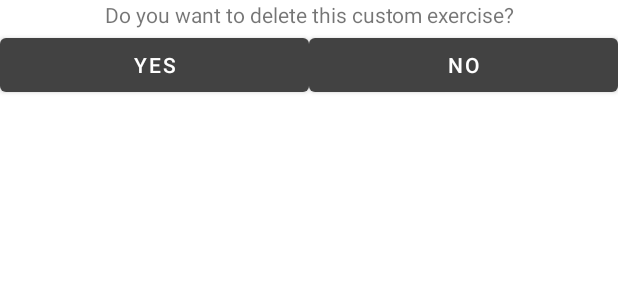
After one commit to srdjankarlo/FitnessApp, an Android app: the layout activity_pop_up_delete_exercise.xml on its own in the app's theme, with its tools: preview values and no code run, on a phone screen of 412 x 824 dp. The commit adds this screen. Shown: the top 300 px of the screen. Run offline under Robolectric (Android 15) with nearby library versions, the phone set to English and light mode, and no system bars.

Commit message:
Made popup for delete exercise, text change in diet plot, fix to not show delete ex activity when add ex activity finishes

```diff
--- a/app/src/main/AndroidManifest.xml
+++ b/app/src/main/AndroidManifest.xml
@@ -11,6 +11,8 @@
         android:supportsRtl="true"
         android:theme="@style/Theme.FitApp"
         tools:targetApi="31">
+        <activity android:name=".PopUpDeleteExercise"
+            android:exported="false"/>
         <activity
             android:name=".DeleteExerciseActivity_0_3"
             android:exported="false" />
--- a/app/src/main/java/com/example/fitapp/DateValueFormatter.java
+++ b/app/src/main/java/com/example/fitapp/DateValueFormatter.java
@@ -24,7 +24,7 @@ public class DateValueFormatter extends ValueFormatter {
         }
 
         LocalDate date = mDates.get(index);
-        DateTimeFormatter formatter = DateTimeFormatter.ofPattern("MM/dd/yyyy", Locale.ENGLISH);
+        DateTimeFormatter formatter = DateTimeFormatter.ofPattern("dd/MM/yyyy", Locale.ENGLISH);
         return date.format(formatter);
     }
 }
--- a/app/src/main/java/com/example/fitapp/ExercisesAdapter.java
+++ b/app/src/main/java/com/example/fitapp/ExercisesAdapter.java
@@ -72,6 +72,10 @@ public class ExercisesAdapter extends RecyclerView.Adapter<ExercisesAdapter.View
          */
     }
 
+    public ExercisesItem getExerciseAtPosition(int position){
+        return exercisesItems.get(position);
+    }
+
     // need to create this ViewHolder, this is the way by convention
     public class ViewHolder extends RecyclerView.ViewHolder{
 
--- /dev/null
+++ b/app/src/main/res/layout/activity_pop_up_delete_exercise.xml
@@ -0,0 +1,39 @@
+<?xml version="1.0" encoding="utf-8"?>
+<LinearLayout xmlns:android="http://schemas.android.com/apk/res/android"
+    android:layout_width="match_parent"
+    android:layout_height="match_parent"
+    xmlns:tools="http://schemas.android.com/tools"
+    android:orientation="vertical"
+    android:id="@+id/ac_po_up_de_ex_LinearLayout"
+    tools:context=".PopUpDeleteExercise">
+
+    <TextView
+        android:layout_width="match_parent"
+        android:layout_height="wrap_content"
+        android:text="Do you want to delete this custom exercise?"
+        android:textAlignment="center"/>
+
+    <LinearLayout
+        android:layout_width="match_parent"
+        android:layout_height="wrap_content"
+        android:orientation="horizontal">
+
+        <Button
+            android:layout_width="wrap_content"
+            android:layout_height="wrap_content"
+            android:text="Yes"
+            android:id="@+id/ac_po_up_de_ex_Button1"
+            android:onClick="YesDelete"
+            android:layout_weight="1"/>
+
+        <Button
+            android:layout_width="wrap_content"
+            android:layout_height="wrap_content"
+            android:text="No"
+            android:id="@+id/ac_po_up_de_ex_Button2"
+            android:onClick="NoDelete"
+            android:layout_weight="1"/>
+
+    </LinearLayout>
+
+</LinearLayout>
--- a/app/src/main/res/values/colors.xml
+++ b/app/src/main/res/values/colors.xml
@@ -7,4 +7,5 @@
     <color name="some_blue">#3E4A87</color>
     <color name="red">#AA2424</color>
     <color name="green">#4A8F32</color>
+    <color name="cian">#00FFD9</color>
 </resources>
```
Also changed, not shown: app/src/main/java/com/example/fitapp/DeleteExerciseActivity_0_3.java (+14 -28 lines), app/src/main/java/com/example/fitapp/DietActivity_0_1.java (+37 -14 lines), app/src/main/java/com/example/fitapp/MuscleGroupsActivity_0.java (+7 -7 lines), app/src/main/java/com/example/fitapp/PopUpDeleteExercise.java (added, +69 -0 lines), app/src/main/res/layout/diet_chart.xml (+6 -3 lines).
